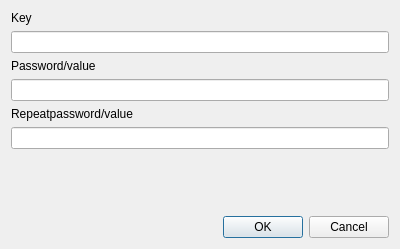
First picture: the form in add_password_dialog.ui, repository hiviah/TrezorPass, before the edit.
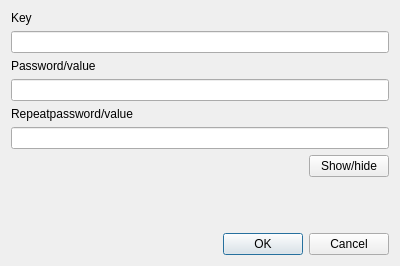
Second picture: the form after the edit.

Commit message: Show/hide password in add/edit dialog

The edit to the form file:
```diff
--- a/add_password_dialog.ui
+++ b/add_password_dialog.ui
@@ -7,7 +7,7 @@
     <x>0</x>
     <y>0</y>
     <width>400</width>
-    <height>249</height>
+    <height>266</height>
    </rect>
   </property>
   <property name="windowTitle">
@@ -52,6 +52,30 @@
      </property>
     </widget>
    </item>
+   <item>
+    <layout class="QHBoxLayout" name="horizontalLayout">
+     <item>
+      <spacer name="horizontalSpacer">
+       <property name="orientation">
+        <enum>Qt::Horizontal</enum>
+       </property>
+       <property name="sizeHint" stdset="0">
+        <size>
+         <width>40</width>
+         <height>20</height>
+        </size>
+       </property>
+      </spacer>
+     </item>
+     <item>
+      <widget class="QPushButton" name="showHideButton">
+       <property name="text">
+        <string>Show/hide</string>
+       </property>
+      </widget>
+     </item>
+    </layout>
+   </item>
    <item>
     <spacer name="verticalSpacer">
      <property name="orientation">
```
Left out of the diff: 11 changed lines with no effect on the pictures. The commit also changes 1 other file.
